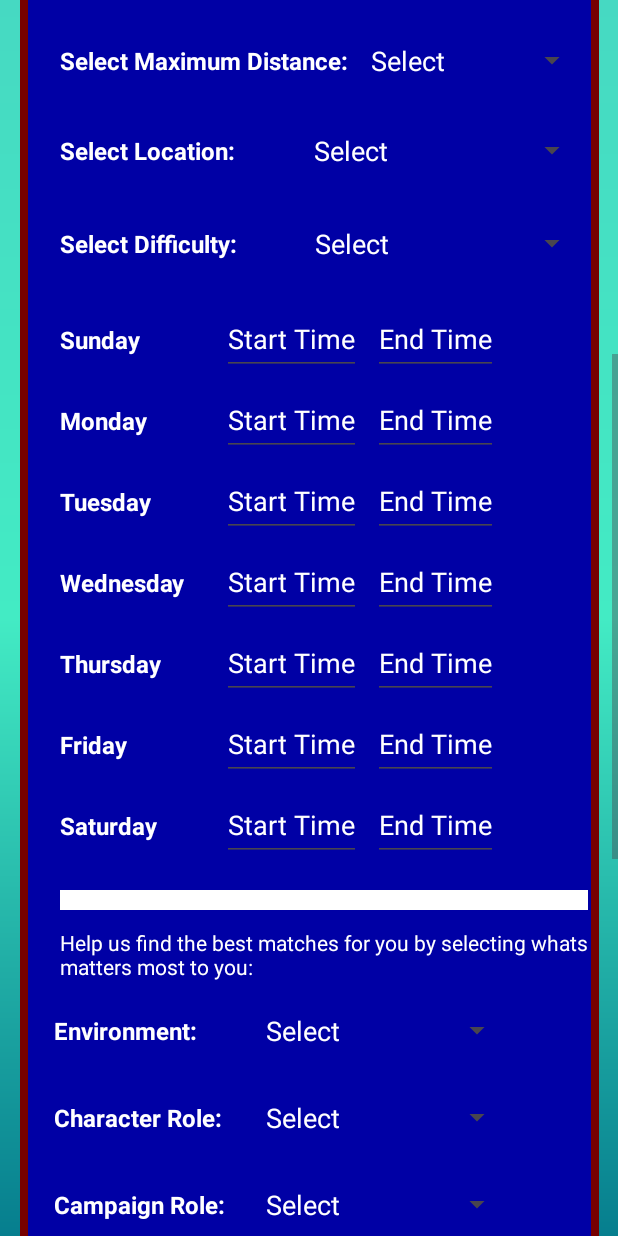
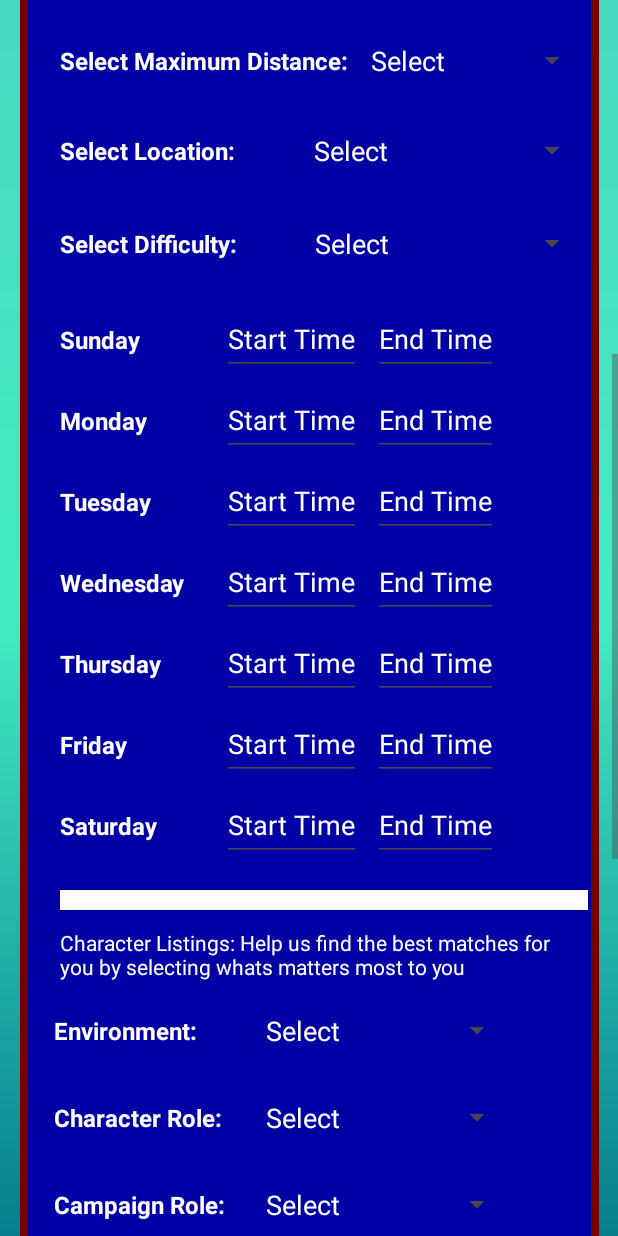
Before and after one commit to WyattCake1/CS411Silver, an Android app built with Jetpack Compose: the CreateListing screen opened directly, with no data from a screen before it, scrolled down 576 dp, on a phone screen of 412 x 824 dp. Run offline under Robolectric (Android 15) with nearby library versions, the phone set to English and light mode, and no system bars.

Commit message:
Changed wording for setting preference importance

```diff
--- a/frontend/app/src/main/res/values/strings.xml
+++ b/frontend/app/src/main/res/values/strings.xml
@@ -41,7 +41,7 @@
     <string name="enter_amount">0</string>
     <string name="character_role_instructions">Character Listings: Enter 1 next to your desired role</string>
     <string name="campaign_role_instructions">Campaign Listings: Enter number next to roles needed</string>
-    <string name="setting_pref_instructions">Help us find the best matches for you by selecting whats matters most to you:</string>
+    <string name="setting_pref_instructions">Character Listings: Help us find the best matches for you by selecting whats matters most to you</string>
     <string name="pref_environment">Environment:</string>
     <string name="pref_char_role">Character Role:</string>
     <string name="pref_campaign_role">Campaign Role:</string>
```
